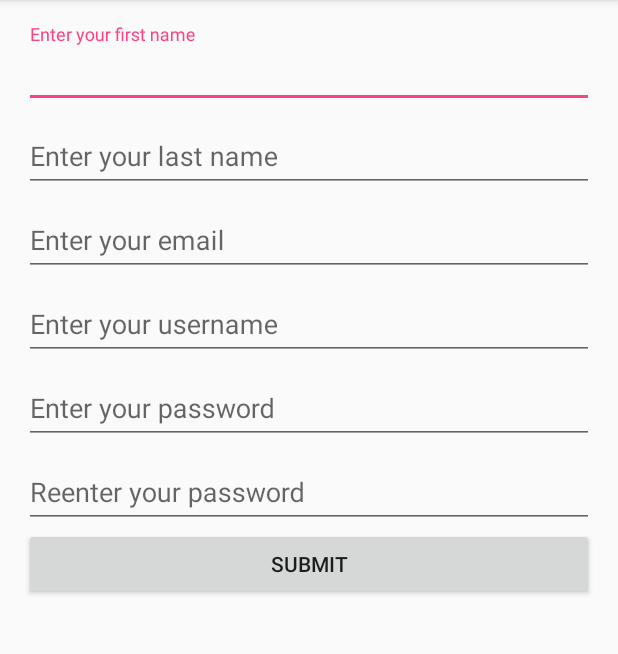
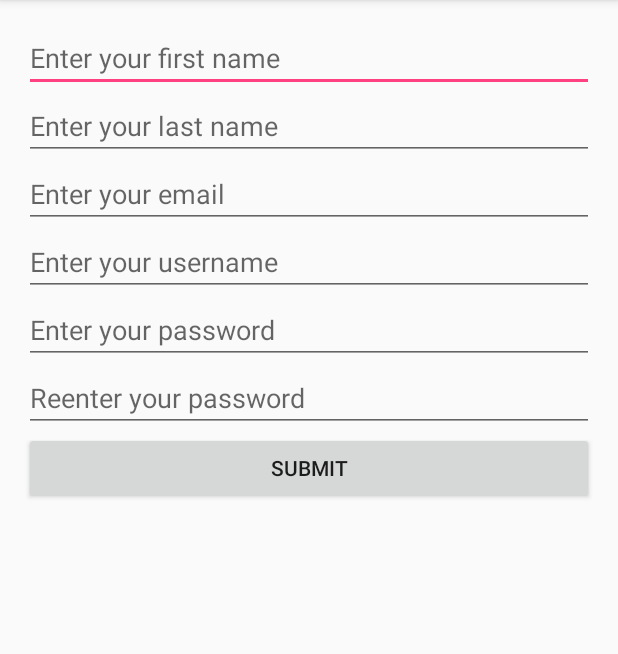
Before and after one commit to alexrybrown/GMAAndroidApp, an Android app: the screen it shows after launch (RegisterActivity), after a tap on "REGISTER", on a phone screen of 412 x 824 dp, the part 84-738 px from its top. Run offline under Robolectric (Android 15) with nearby library versions, the phone set to English and light mode, and no system bars; 2 statements that could not run were skipped; 1 other tap on this screen came first.

```diff
--- a/app/src/main/res/layout/activity_register.xml
+++ b/app/src/main/res/layout/activity_register.xml
@@ -22,21 +22,11 @@
             android:layout_height="wrap_content"
             android:orientation="vertical">
 
-            <android.support.design.widget.TextInputLayout
-                android:layout_width="match_parent"
-                android:layout_height="wrap_content">
-
                 <EditText android:id="@+id/first_name"
                     android:layout_width="match_parent"
                     android:layout_height="wrap_content"
                     android:hint="@string/first_name_hint"
                     android:maxLines="1" />
-
-            </android.support.design.widget.TextInputLayout>
-
-            <android.support.design.widget.TextInputLayout
-                android:layout_width="match_parent"
-                android:layout_height="wrap_content">
 
                 <EditText android:id="@+id/last_name"
                     android:layout_width="match_parent"
@@ -44,35 +34,18 @@
                     android:hint="@string/last_name_hint"
                     android:maxLines="1" />
 
-            </android.support.design.widget.TextInputLayout>
-
-            <android.support.design.widget.TextInputLayout
-                android:layout_width="match_parent"
-                android:layout_height="wrap_content">
-
                 <EditText android:id="@+id/email"
+                    android:inputType="textEmailAddress"
                     android:layout_width="match_parent"
                     android:layout_height="wrap_content"
                     android:hint="@string/email_hint"
                     android:maxLines="1" />
-
-            </android.support.design.widget.TextInputLayout>
-
-            <android.support.design.widget.TextInputLayout
-                android:layout_width="match_parent"
-                android:layout_height="wrap_content">
 
                 <EditText android:id="@+id/username"
                     android:layout_width="match_parent"
                     android:layout_height="wrap_content"
                     android:hint="@string/username_hint"
                     android:maxLines="1" />
-
-            </android.support.design.widget.TextInputLayout>
-
-            <android.support.design.widget.TextInputLayout
-                android:layout_width="match_parent"
-                android:layout_height="wrap_content">
 
                 <EditText android:id="@+id/password"
                     android:layout_width="match_parent"
@@ -81,20 +54,12 @@
                     android:inputType="textPassword"
                     android:maxLines="1" />
 
-            </android.support.design.widget.TextInputLayout>
-
-            <android.support.design.widget.TextInputLayout
-                android:layout_width="match_parent"
-                android:layout_height="wrap_content">
-
                 <EditText android:id="@+id/reenter_password"
                     android:layout_width="match_parent"
                     android:layout_height="wrap_content"
                     android:hint="@string/reenter_password_hint"
                     android:inputType="textPassword"
                     android:maxLines="1"    />
-
-            </android.support.design.widget.TextInputLayout>
 
             <Button
                 android:layout_width="match_parent"
--- a/app/src/main/res/values/strings.xml
+++ b/app/src/main/res/values/strings.xml
@@ -2,17 +2,19 @@
     <string name="app_name">GoalsMadeAttainable</string>
 
     <!-- Strings related to login -->
-    <string name="prompt_email">Email</string>
-    <string name="prompt_password">Password (optional)</string>
+    <string name="prompt_user">Username</string>
+    <string name="prompt_password">Password</string>
     <string name="action_sign_in">Sign in</string>
     <string name="action_register">Register</string>
     <string name="error_invalid_email">This email address is invalid</string>
-    <string name="error_invalid_password">This password is too short</string>
+    <string name="error_invalid_password">A password is required</string>
     <string name="error_incorrect_password">This password is incorrect</string>
     <string name="error_field_required">This field is required</string>
     <string name="permission_rationale">"Contacts permissions are needed for providing email
-        completions."
-    </string>
+        completions."</string>
+    <string name="login_url">api-token-auth/</string>
+    <string name="failed_to_login">Failed to login.</string>
+    <string name="login_successful">Login successful.</string>
 
     <!-- Strings related to registration -->
     <string name="first_name_hint">Enter your first name</string>
@@ -28,6 +30,15 @@
     <string name="non_unique_username">Username taken please provide another</string>
     <string name="empty_password">Please provide a password</string>
     <string name="empty_reenter_password">Please retype your password</string>
-    <string name="invalid_password">Password do not match</string>
+    <string name="invalid_password">Passwords do not match</string>
     <string name="submit_registraion_button">Submit</string>
+    <string name="register_url">register/</string>
+    <string name="failed_to_register">Registration failed.</string>
+    <string name="registration_successful">Registration successful.</string>
+    <string name="first_name">first_name</string>
+    <string name="last_name">last_name</string>
+    <string name="email">email</string>
+    <string name="username">username</string>
+    <string name="password">password</string>
+    <string name="confirm_password">confirm_password</string>
 </resources>
```
Also changed, not shown: app/src/main/java/com/goalsmadeattainable/goalsmadeattainable/LoginActivity.java (+35 -133 lines), app/src/main/java/com/goalsmadeattainable/goalsmadeattainable/RegisterActivity.java (+27 -30 lines), app/src/main/java/utils/DBTools.java (added, +76 -0 lines), app/src/main/java/utils/HttpURLConnectionHandler.java (+64 -92 lines), app/src/main/java/utils/LoginURLConnectionHandler.java (added, +41 -0 lines), app/src/main/java/utils/RegisterURLConnectionHandler.java (added, +13 -0 lines), app/src/main/java/utils/User.java (added, +23 -0 lines), app/src/main/res/layout/activity_login.xml (+3 -12 lines).
